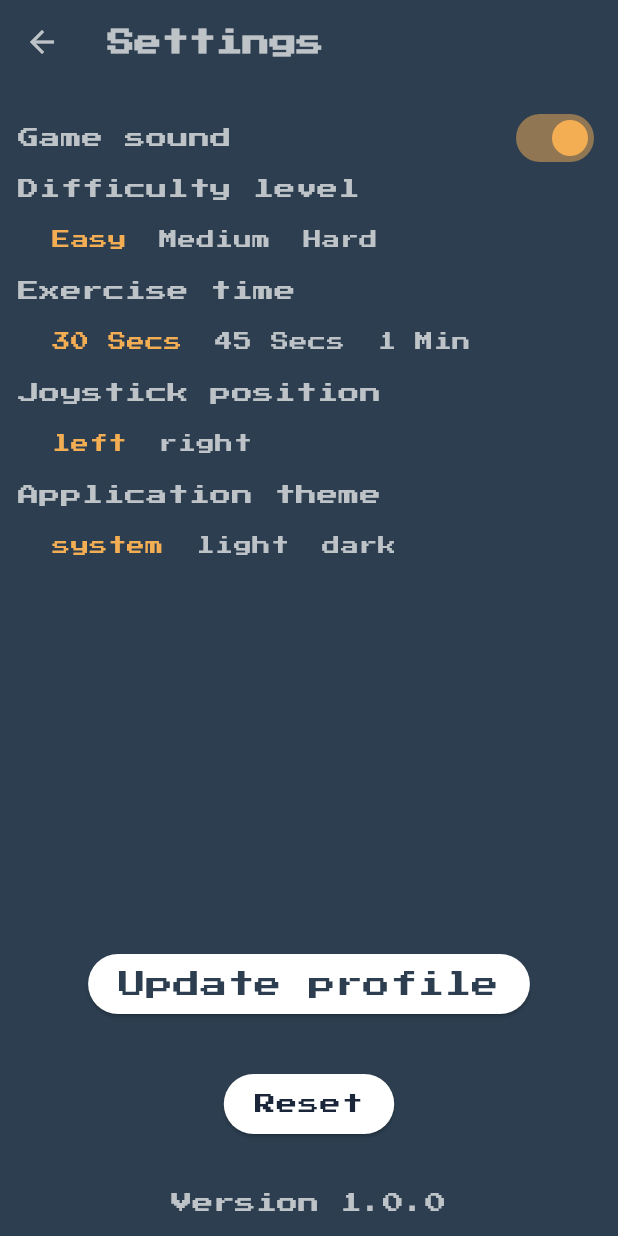
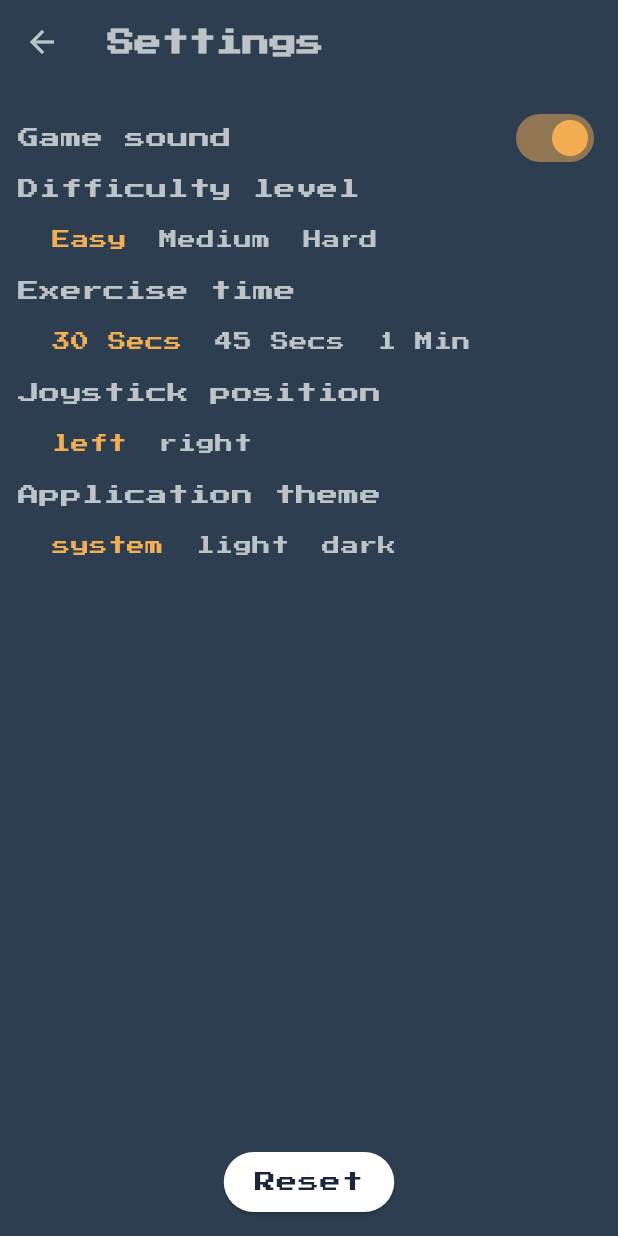
Before and after one commit to FaaiqKhan/muscles_builder, a Flutter app: the SettingsScreen screen opened directly, on a phone screen of 412 x 824 dp. Run offline on Flutter 3.47's test engine with Material 3 defaults, Android fonts, the phone set to English and light mode, and no system bars; our stand-ins replace bloc, equatable, firebase_auth, firebase_core, flutter_bloc, get_it and 4 more; missing offline and left inert: flame, flame_audio; accounts and stored records are empty; network calls fail.

Commit message:
version updates and unused features removed

```diff
--- a/lib/screens/settings_screen.dart
+++ b/lib/screens/settings_screen.dart
@@ -15,7 +15,6 @@ import 'package:muscles_builder/widgets/joystick_position_widget.dart';
 /// 2. Difficulties [Easy, Medium, and Hard]
 /// 3. Change time of game
 /// 4. Joystick position
-/// 5. Application version
 
 class SettingsScreen extends StatelessWidget {
   const SettingsScreen({super.key});
@@ -47,16 +46,16 @@ class SettingsScreen extends StatelessWidget {
               const JoystickPositionWidget(),
               const AppThemeSelectionWidget(),
               const Spacer(),
-              ElevatedButton(
-                onPressed: () {
-                  Navigator.of(context).push(
-                    MaterialPageRoute(
-                      builder: (context) => ProfileScreen(),
-                    ),
-                  );
-                },
-                child: const Text("Update profile"),
-              ),
+              // ElevatedButton(
+              //   onPressed: () {
+              //     Navigator.of(context).push(
+              //       MaterialPageRoute(
+              //         builder: (context) => ProfileScreen(),
+              //       ),
+              //     );
+              //   },
+              //   child: const Text("Update profile"),
+              // ),
               const SizedBox(height: Spacings.contentSpacingOf32),
               ElevatedButton(
                 onPressed: () => context.read<SettingsCubit>().resetSettings(),
@@ -67,13 +66,6 @@ class SettingsScreen extends StatelessWidget {
                       ),
                 ),
               ),
-              const SizedBox(height: Spacings.contentSpacingOf32),
-              Text(
-                context.read<SettingsCubit>().appVersion,
-                style: Theme.of(context).textTheme.titleSmall?.copyWith(
-                      color: Theme.of(context).colorScheme.onPrimary,
-                    ),
-              ),
             ],
           ),
         ),
--- a/pubspec.yaml
+++ b/pubspec.yaml
@@ -2,7 +2,7 @@ name: muscles_builder
 description: "Game for entertainment"
 publish_to: 'none'
 
-version: 1.0.0+1
+version: 1.0.0+2
 
 environment:
   sdk: ^3.5.4
```
Also changed, not shown: lib/main.dart (+3 -12 lines), lib/screens/home_screen.dart (+23 -23 lines), lib/screens/splash_screen.dart (+15 -15 lines), pubspec.lock, 2 other files.
